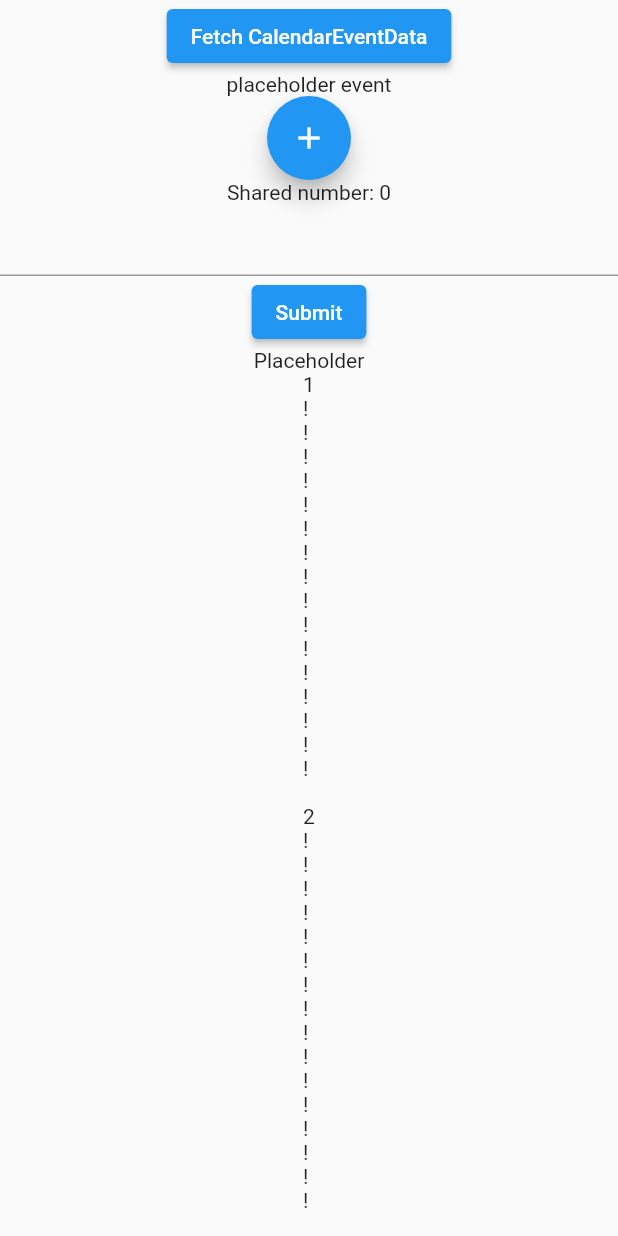
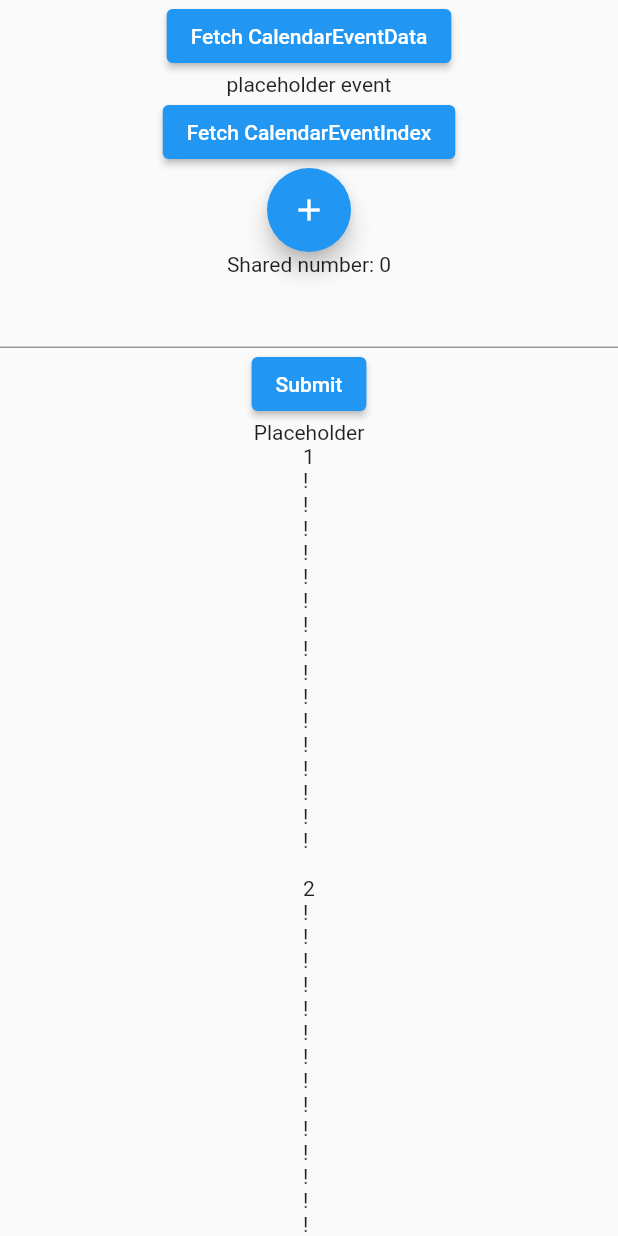
Before and after one commit to Plan-At/PlanAt-Client-Flutter, a Flutter app: the MySettingPage widget shown alone on an empty page, opened directly, on a phone screen of 412 x 824 dp. Run offline on Flutter 3.47's test engine with Material 2 defaults, Android fonts, the phone set to English and light mode, and no system bars; our stand-ins replace easy_sidemenu.

Commit message:
get CalendarEventIndex

```diff
--- a/lib/route/SettingPage.dart
+++ b/lib/route/SettingPage.dart
@@ -1,6 +1,6 @@
 import 'package:flutter/material.dart';
-import 'package:v1/util/CalendarEvent.dart';
 
+import '../util/CalendarEvent.dart';
 import '../util/MySharedVariable.dart';
 
 class MySettingPage extends StatefulWidget {
@@ -37,6 +37,15 @@ class _MySettingPageState extends State<MySettingPage> {
                   },
                 ),
                 Text(globalVar.exampleCED.display_name),
+                ElevatedButton(
+                  child: const Text("Fetch CalendarEventIndex"),
+                  onPressed: () {
+                    CalendarEventList.privateIndex().then(((value) {
+                      globalVar.calendarEventIndex = value;
+                      debugPrint(globalVar.calendarEventIndex.toString());
+                    }));
+                  },
+                ),
                 FloatingActionButton(
                   onPressed: () {setState(() {
                     globalVar.incrementMyVariable();
--- a/lib/util/MySharedVariable.dart
+++ b/lib/util/MySharedVariable.dart
@@ -7,10 +7,12 @@ class MySharedVariable {
   MySharedVariable._internal() {
     myVariable = 0;
     exampleCED = CalendarEventDataGenerator.placeholder();
+    calendarEventIndex = [0];
   }
 
   int myVariable = 0;
   late CalendarEventData exampleCED;
+  late List<int> calendarEventIndex;
 
   void incrementMyVariable() {
     myVariable++;
```
Also changed, not shown: lib/util/CalendarEvent.dart (+32 -3 lines).
